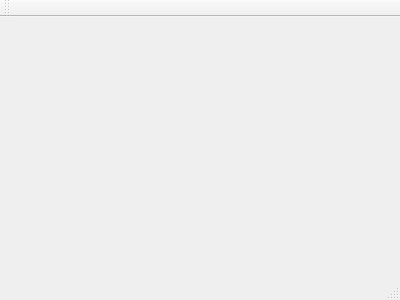
The window that mainwindow.ui (him40813/VDHEE) describes before a commit, drawn with Qt 5.
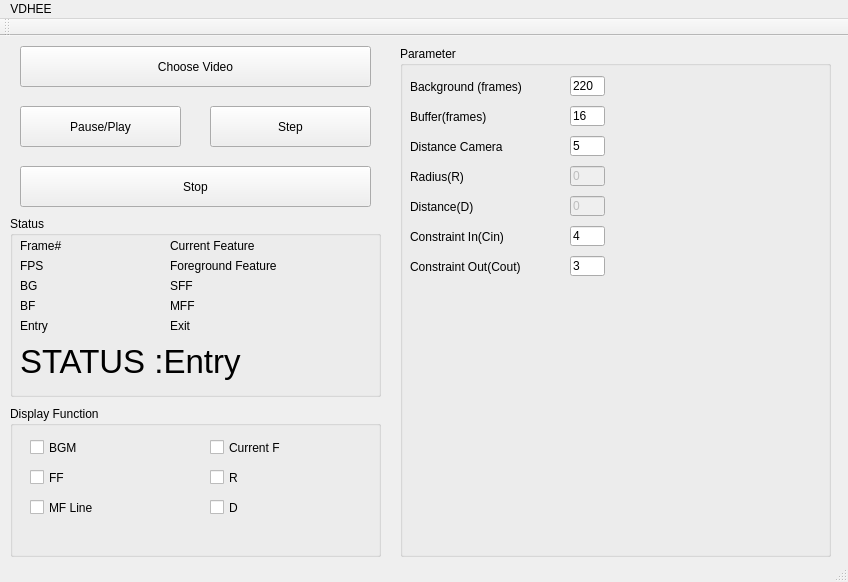
The same window after the commit.

The edit to the form file:
```diff
--- a/mainwindow.ui
+++ b/mainwindow.ui
@@ -1,24 +1,572 @@
 <ui version="4.0">
  <class>MainWindow</class>
- <widget class="QMainWindow" name="MainWindow" >
-  <property name="geometry" >
+ <widget class="QMainWindow" name="MainWindow">
+  <property name="geometry">
    <rect>
     <x>0</x>
     <y>0</y>
-    <width>400</width>
-    <height>300</height>
+    <width>848</width>
+    <height>582</height>
    </rect>
   </property>
   <property name="windowTitle" >
    <string>MainWindow</string>
   </property>
-  <widget class="QMenuBar" name="menuBar" />
-  <widget class="QToolBar" name="mainToolBar" />
-  <widget class="QWidget" name="centralWidget" />
-  <widget class="QStatusBar" name="statusBar" />
+  <widget class="QWidget" name="centralWidget">
+   <widget class="QGroupBox" name="groupBox">
+    <property name="geometry">
+     <rect>
+      <x>400</x>
+      <y>10</y>
+      <width>431</width>
+      <height>511</height>
+     </rect>
+    </property>
+    <property name="title">
+     <string>Parameter</string>
+    </property>
+    <widget class="QLineEdit" name="bgf">
+     <property name="geometry">
+      <rect>
+       <x>170</x>
+       <y>30</y>
+       <width>35</width>
+       <height>20</height>
+      </rect>
+     </property>
+     <property name="text">
+      <string>220</string>
+     </property>
+    </widget>
+    <widget class="QLineEdit" name="bff">
+     <property name="geometry">
+      <rect>
+       <x>170</x>
+       <y>60</y>
+       <width>35</width>
+       <height>20</height>
+      </rect>
+     </property>
+     <property name="text">
+      <string>16</string>
+     </property>
+    </widget>
+    <widget class="QLabel" name="label">
+     <property name="geometry">
+      <rect>
+       <x>10</x>
+       <y>30</y>
+       <width>161</width>
+       <height>21</height>
+      </rect>
+     </property>
+     <property name="text">
+      <string>Background (frames)</string>
+     </property>
+    </widget>
+    <widget class="QLabel" name="label_2">
+     <property name="geometry">
+      <rect>
+       <x>10</x>
+       <y>60</y>
+       <width>151</width>
+       <height>21</height>
+      </rect>
+     </property>
+     <property name="text">
+      <string>Buffer(frames)</string>
+     </property>
+    </widget>
+    <widget class="QLabel" name="label_3">
+     <property name="geometry">
+      <rect>
+       <x>10</x>
+       <y>120</y>
+       <width>151</width>
+       <height>21</height>
+      </rect>
+     </property>
+     <property name="text">
+      <string>Radius(R)</string>
+     </property>
+    </widget>
+    <widget class="QLineEdit" name="r">
+     <property name="enabled">
+      <bool>false</bool>
+     </property>
+     <property name="geometry">
+      <rect>
+       <x>170</x>
+       <y>120</y>
+       <width>35</width>
+       <height>20</height>
+      </rect>
+     </property>
+     <property name="text">
+      <string>0</string>
+     </property>
+    </widget>
+    <widget class="QLabel" name="label_4">
+     <property name="geometry">
+      <rect>
+       <x>10</x>
+       <y>150</y>
+       <width>151</width>
+       <height>21</height>
+      </rect>
+     </property>
+     <property name="text">
+      <string>Distance(D)</string>
+     </property>
+    </widget>
+    <widget class="QLineEdit" name="d">
+     <property name="enabled">
+      <bool>false</bool>
+     </property>
+     <property name="geometry">
+      <rect>
+       <x>170</x>
+       <y>150</y>
+       <width>35</width>
+       <height>20</height>
+      </rect>
+     </property>
+     <property name="text">
+      <string>0</string>
+     </property>
+    </widget>
+    <widget class="QLabel" name="label_5">
+     <property name="geometry">
+      <rect>
+       <x>10</x>
+       <y>180</y>
+       <width>151</width>
+       <height>21</height>
+      </rect>
+     </property>
+     <property name="text">
+      <string>Constraint In(Cin)</string>
+     </property>
+    </widget>
+    <widget class="QLineEdit" name="cin">
+     <property name="geometry">
+      <rect>
+       <x>170</x>
+       <y>180</y>
+       <width>35</width>
+       <height>20</height>
+      </rect>
+     </property>
+     <property name="text">
+      <string>4</string>
+     </property>
+    </widget>
+    <widget class="QLabel" name="label_6">
+     <property name="geometry">
+      <rect>
+       <x>10</x>
+       <y>210</y>
+       <width>151</width>
+       <height>21</height>
+      </rect>
+     </property>
+     <property name="text">
+      <string>Constraint Out(Cout)</string>
+     </property>
+    </widget>
+    <widget class="QLineEdit" name="cout">
+     <property name="geometry">
+      <rect>
+       <x>170</x>
+       <y>210</y>
+       <width>35</width>
+       <height>20</height>
+      </rect>
+     </property>
+     <property name="text">
+      <string>3</string>
+     </property>
+    </widget>
+    <widget class="QLabel" name="label_7">
+     <property name="geometry">
+      <rect>
+       <x>10</x>
+       <y>90</y>
+       <width>151</width>
+       <height>21</height>
+      </rect>
+     </property>
+     <property name="text">
+      <string>Distance Camera</string>
+     </property>
+    </widget>
+    <widget class="QLineEdit" name="dis">
+     <property name="geometry">
+      <rect>
+       <x>170</x>
+       <y>90</y>
+       <width>35</width>
+       <height>20</height>
+      </rect>
+     </property>
+     <property name="text">
+      <string>5</string>
+     </property>
+    </widget>
+   </widget>
+   <widget class="QGroupBox" name="groupBox_2">
+    <property name="geometry">
+     <rect>
+      <x>10</x>
+      <y>370</y>
+      <width>371</width>
+      <height>151</height>
+     </rect>
+    </property>
+    <property name="title">
+     <string>Display Function</string>
+    </property>
+    <widget class="QCheckBox" name="chkBGM">
+     <property name="geometry">
+      <rect>
+       <x>20</x>
+       <y>30</y>
+       <width>101</width>
+       <height>23</height>
+      </rect>
+     </property>
+     <property name="text">
+      <string>BGM</string>
+     </property>
+    </widget>
+    <widget class="QCheckBox" name="chkFF">
+     <property name="geometry">
+      <rect>
+       <x>20</x>
+       <y>60</y>
+       <width>101</width>
+       <height>23</height>
+      </rect>
+     </property>
+     <property name="text">
+      <string>FF</string>
+     </property>
+    </widget>
+    <widget class="QCheckBox" name="chkLine">
+     <property name="geometry">
+      <rect>
+       <x>20</x>
+       <y>90</y>
+       <width>101</width>
+       <height>23</height>
+      </rect>
+     </property>
+     <property name="text">
+      <string>MF Line</string>
+     </property>
+    </widget>
+    <widget class="QCheckBox" name="chkCurr">
+     <property name="geometry">
+      <rect>
+       <x>200</x>
+       <y>30</y>
+       <width>101</width>
+       <height>23</height>
+      </rect>
+     </property>
+     <property name="text">
+      <string>Current F</string>
+     </property>
+    </widget>
+    <widget class="QCheckBox" name="chkR">
+     <property name="geometry">
+      <rect>
+       <x>200</x>
+       <y>60</y>
+       <width>101</width>
+       <height>23</height>
+      </rect>
+     </property>
+     <property name="text">
+      <string>R</string>
+     </property>
+    </widget>
+    <widget class="QCheckBox" name="chkD">
+     <property name="geometry">
+      <rect>
+       <x>200</x>
+       <y>90</y>
+       <width>101</width>
+       <height>23</height>
+      </rect>
+     </property>
+     <property name="text">
+      <string>D</string>
+     </property>
+    </widget>
+   </widget>
+   <widget class="QPushButton" name="pp">
+    <property name="enabled">
+     <bool>true</bool>
+    </property>
+    <property name="geometry">
+     <rect>
+      <x>20</x>
+      <y>70</y>
+      <width>161</width>
+      <height>41</height>
+     </rect>
+    </property>
+    <property name="autoFillBackground">
+     <bool>false</bool>
+    </property>
+    <property name="text">
+     <string>Pause/Play</string>
+    </property>
+   </widget>
+   <widget class="QPushButton" name="s">
+    <property name="enabled">
+     <bool>true</bool>
+    </property>
+    <property name="geometry">
+     <rect>
+      <x>210</x>
+      <y>70</y>
+      <width>161</width>
+      <height>41</height>
+     </rect>
+    </property>
+    <property name="autoFillBackground">
+     <bool>false</bool>
+    </property>
+    <property name="text">
+     <string>Step</string>
+    </property>
+   </widget>
+   <widget class="QPushButton" name="stop">
+    <property name="enabled">
+     <bool>true</bool>
+    </property>
+    <property name="geometry">
+     <rect>
+      <x>20</x>
+      <y>130</y>
+      <width>351</width>
+      <height>41</height>
+     </rect>
+    </property>
+    <property name="autoFillBackground">
+     <bool>true</bool>
+    </property>
+    <property name="text">
+     <string>Stop</string>
+    </property>
+   </widget>
+   <widget class="QPushButton" name="choose">
+    <property name="geometry">
+     <rect>
+      <x>20</x>
+      <y>10</y>
+      <width>351</width>
+      <height>41</height>
+     </rect>
+    </property>
+    <property name="text">
+     <string>Choose Video</string>
+    </property>
+   </widget>
+   <widget class="QGroupBox" name="groupBox_3">
+    <property name="geometry">
+     <rect>
+      <x>10</x>
+      <y>180</y>
+      <width>371</width>
+      <height>181</height>
+     </rect>
+    </property>
+    <property name="title">
+     <string>Status</string>
+    </property>
+    <widget class="QLabel" name="frameNum">
+     <property name="geometry">
+      <rect>
+       <x>10</x>
+       <y>20</y>
+       <width>141</width>
+       <height>19</height>
+      </rect>
+     </property>
+     <property name="text">
+      <string>Frame#</string>
+     </property>
+    </widget>
+    <widget class="QLabel" name="BGLabel">
+     <property name="geometry">
+      <rect>
+       <x>10</x>
+       <y>60</y>
+       <width>101</width>
+       <height>19</height>
+      </rect>
+     </property>
+     <property name="text">
+      <string>BG</string>
+     </property>
+    </widget>
+    <widget class="QLabel" name="BFLabel">
+     <property name="geometry">
+      <rect>
+       <x>10</x>
+       <y>80</y>
+       <width>101</width>
+       <height>19</height>
+      </rect>
+     </property>
+     <property name="text">
+      <string>BF</string>
+     </property>
+    </widget>
+    <widget class="QLabel" name="FFLabel">
+     <property name="geometry">
+      <rect>
+       <x>160</x>
+       <y>40</y>
+       <width>201</width>
+       <height>19</height>
+      </rect>
+     </property>
+     <property name="text">
+      <string>Foreground Feature</string>
+     </property>
+    </widget>
+    <widget class="QLabel" name="CurrFLabel">
+     <property name="geometry">
+      <rect>
+       <x>160</x>
+       <y>20</y>
+       <width>201</width>
+       <height>19</height>
+      </rect>
+     </property>
+     <property name="text">
+      <string>Current Feature</string>
+     </property>
+    </widget>
+    <widget class="QLabel" name="FPSLabel">
+     <property name="geometry">
+      <rect>
+       <x>10</x>
+       <y>40</y>
+       <width>68</width>
+       <height>19</height>
+      </rect>
+     </property>
+     <property name="text">
+      <string>FPS</string>
+     </property>
+    </widget>
+    <widget class="QLabel" name="SFLabel">
+     <property name="geometry">
+      <rect>
+       <x>160</x>
+       <y>60</y>
+       <width>181</width>
+       <height>19</height>
+      </rect>
+     </property>
+     <property name="text">
+      <string>SFF</string>
+     </property>
+    </widget>
+    <widget class="QLabel" name="MFLabel">
+     <property name="geometry">
+      <rect>
+       <x>160</x>
+       <y>80</y>
+       <width>181</width>
+       <height>19</height>
+      </rect>
+     </property>
+     <property name="text">
+      <string>MFF</string>
+     </property>
+    </widget>
+    <widget class="QLabel" name="EntLabel">
+     <property name="geometry">
+      <rect>
+       <x>10</x>
+       <y>100</y>
+       <width>131</width>
+       <height>19</height>
+      </rect>
+     </property>
+     <property name="text">
+      <string>Entry</string>
+     </property>
+    </widget>
+    <widget class="QLabel" name="ExtLabel_2">
+     <property name="geometry">
+      <rect>
+       <x>160</x>
+       <y>100</y>
+       <width>131</width>
+       <height>19</height>
+      </rect>
+     </property>
+     <property name="text">
+      <string>Exit</string>
+     </property>
+    </widget>
+    <widget class="QLabel" name="StatLabel">
+     <property name="geometry">
+      <rect>
+       <x>10</x>
+       <y>120</y>
+       <width>341</width>
+       <height>51</height>
+      </rect>
+     </property>
+     <property name="font">
+      <font>
+       <pointsize>25</pointsize>
+      </font>
+     </property>
+     <property name="autoFillBackground">
+      <bool>false</bool>
+     </property>
+     <property name="text">
+      <string>STATUS :Entry</string>
+     </property>
+    </widget>
+   </widget>
+  </widget>
+  <widget class="QMenuBar" name="menuBar">
+   <property name="geometry">
+    <rect>
+     <x>0</x>
+     <y>0</y>
+     <width>848</width>
+     <height>31</height>
+    </rect>
+   </property>
+   <widget class="QMenu" name="menuCDHEE">
+    <property name="title">
+     <string>VDHEE</string>
+    </property>
+   </widget>
+   <addaction name="menuCDHEE"/>
+  </widget>
+  <widget class="QToolBar" name="mainToolBar">
+   <attribute name="toolBarArea">
+    <enum>TopToolBarArea</enum>
+   </attribute>
+   <attribute name="toolBarBreak">
+    <bool>false</bool>
+   </attribute>
+  </widget>
+  <widget class="QStatusBar" name="statusBar"/>
  </widget>
- <layoutDefault spacing="6" margin="11" />
- <pixmapfunction></pixmapfunction>
+ <layoutdefault spacing="6" margin="11"/>
  <resources/>
  <connections/>
 </ui>
```
Left out of the diff: 3 changed lines with no effect on the pictures.
